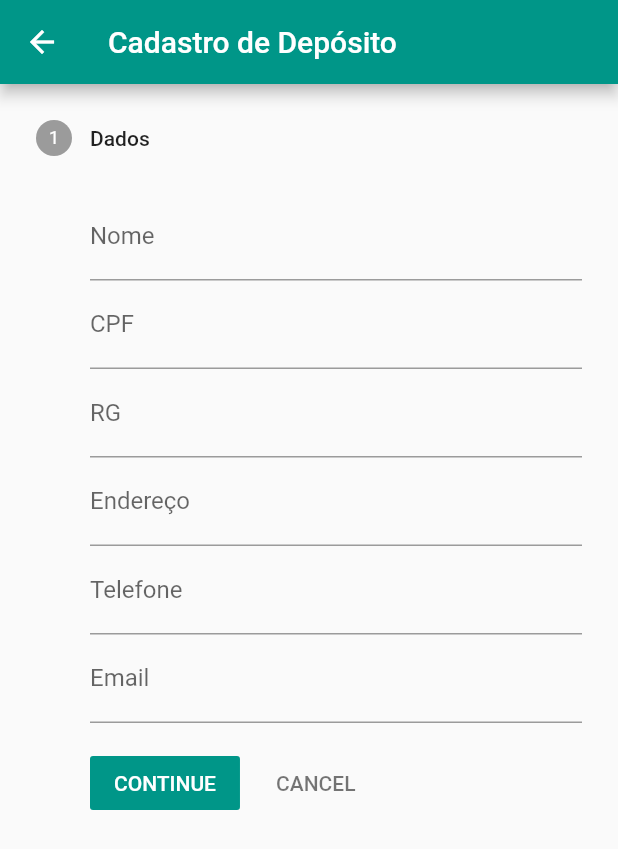
After one commit to thiagonascimento8512/fiscalizacaosemas, a Flutter app: the CadastrarDeposito screen opened by its route, on a phone screen of 412 x 824 dp. The commit adds this screen. Shown: the top 849 px of the screen. Run offline on Flutter 3.47's test engine with Material 2 defaults, Android fonts, the phone set to English and light mode, and no system bars; our stand-ins replace extended_masked_text, google_maps_flutter, nb_utils.

Commit message:
Created deposito screen

```diff
--- a/lib/routes.dart
+++ b/lib/routes.dart
@@ -5,6 +5,7 @@ import 'package:semasfiscalizacao/screens/apreensao_deposito/apreensao_deposito_
 import 'home_screen.dart';
 import 'model/demanda_model.dart';
 import 'model/ordem_fiscalizacao_model.dart';
+import 'screens/apreensao_deposito/deposito/cadastrar_deposito.dart';
 import 'screens/auto_infracao/auto_infracao_screen.dart';
 import 'screens/auto_infracao/cadastrar_auto_infracao_screen.dart';
 import 'screens/auto_infracao/widgets/select_autuado.dart';
@@ -23,6 +24,8 @@ class Routes {
   static const String apreensaoDeposito = '/apreensao_deposito';
   static const String apreensaoCadastro =
       '/apreensao_deposito/apreensao_cadastro';
+  static const String depositoCadastro =
+      '/apreensao_deposito/deposito_cadastro';
 
   static Route<dynamic> onGenerateRoute(RouteSettings settings) {
     switch (settings.name) {
@@ -66,6 +69,10 @@ class Routes {
         return MaterialPageRoute(
           builder: (_) => const CadastrarApreensao(),
         );
+      case depositoCadastro:
+        return MaterialPageRoute(
+          builder: (_) => const CadastrarDeposito(),
+        );
       default:
         return MaterialPageRoute(
           builder: (_) => Scaffold(
--- a/lib/screens/apreensao_deposito/apreensao_deposito_screen.dart
+++ b/lib/screens/apreensao_deposito/apreensao_deposito_screen.dart
@@ -41,6 +41,7 @@ class _ApreensaoDepositoScreenState extends State<ApreensaoDepositoScreen> {
             SimpleDialogOption(
               onPressed: () {
                 Navigator.of(context).pop();
+                Navigator.pushNamed(context, Routes.depositoCadastro);
               },
               child: const Padding(
                 padding: EdgeInsets.all(8.0),
--- /dev/null
+++ b/lib/screens/apreensao_deposito/deposito/cadastrar_deposito.dart
@@ -0,0 +1,57 @@
+import 'package:flutter/material.dart';
+import 'package:semasfiscalizacao/screens/apreensao_deposito/deposito/steps/deposito_dados_step.dart';
+
+class CadastrarDeposito extends StatefulWidget {
+  const CadastrarDeposito({super.key});
+
+  @override
+  State<CadastrarDeposito> createState() => _CadastrarDepositoState();
+}
+
+class _CadastrarDepositoState extends State<CadastrarDeposito> {
+  int currentStep = 0;
+
+  @override
+  Widget build(BuildContext context) {
+    return Scaffold(
+      appBar: AppBar(
+        title: const Text(
+          'Cadastro de Depósito',
+        ),
+      ),
+      body: Stepper(
+        currentStep: currentStep,
+        physics: const ClampingScrollPhysics(),
+        onStepCancel: () {
+          setState(() {
+            if (currentStep > 0) {
+              currentStep -= 1;
+            } else {
+              currentStep = 0;
+            }
+          });
+        },
+        onStepContinue: () {
+          setState(() {
+            if (currentStep < 4) {
+              currentStep += 1;
+            } else {
+              currentStep = 0;
+            }
+          });
+        },
+        onStepTapped: (int step) {
+          setState(() {
+            currentStep = step;
+          });
+        },
+        steps: const [
+          Step(
+            title: Text('Dados'),
+            content: DepositoDadosStep(),
+          ),
+        ],
+      ),
+    );
+  }
+}
--- /dev/null
+++ b/lib/screens/apreensao_deposito/deposito/steps/deposito_dados_step.dart
@@ -0,0 +1,50 @@
+import 'package:flutter/material.dart';
+
+class DepositoDadosStep extends StatefulWidget {
+  const DepositoDadosStep({super.key});
+
+  @override
+  State<DepositoDadosStep> createState() => _DepositoDadosStepState();
+}
+
+class _DepositoDadosStepState extends State<DepositoDadosStep> {
+  @override
+  Widget build(BuildContext context) {
+    return Form(
+      child: Column(
+        children: [
+          TextFormField(
+            decoration: const InputDecoration(
+              labelText: 'Nome',
+            ),
+          ),
+          TextFormField(
+            decoration: const InputDecoration(
+              labelText: 'CPF',
+            ),
+          ),
+          TextFormField(
+            decoration: const InputDecoration(
+              labelText: 'RG',
+            ),
+          ),
+          TextFormField(
+            decoration: const InputDecoration(
+              labelText: 'Endereço',
+            ),
+          ),
+          TextFormField(
+            decoration: const InputDecoration(
+              labelText: 'Telefone',
+            ),
+          ),
+          TextFormField(
+            decoration: const InputDecoration(
+              labelText: 'Email',
+            ),
+          ),
+        ],
+      ),
+    );
+  }
+}
```
